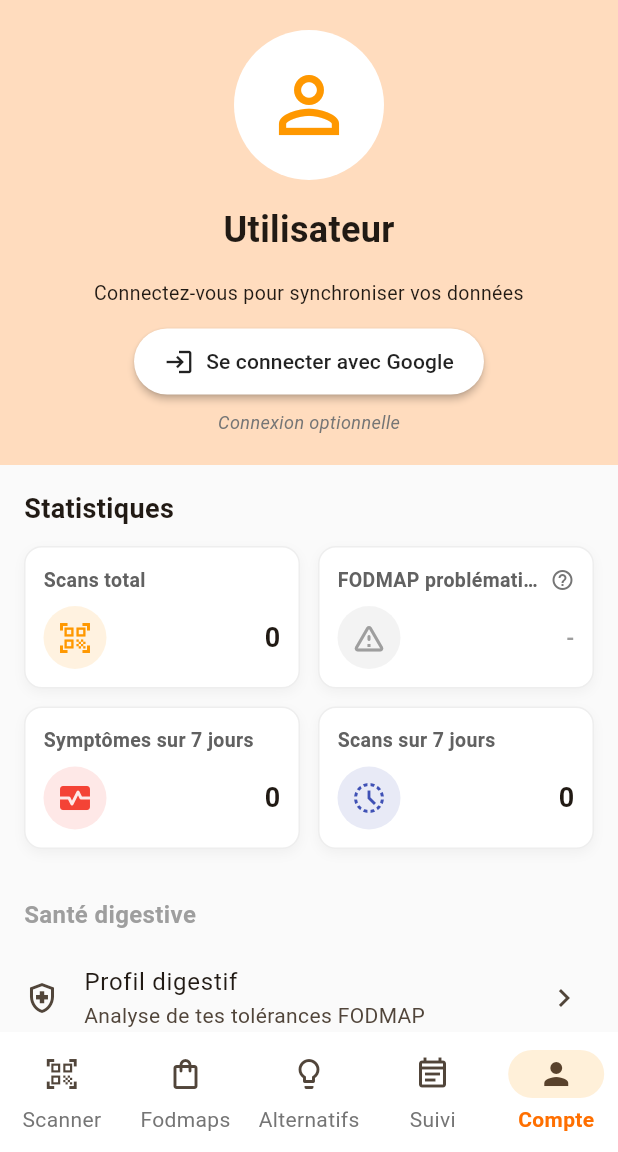
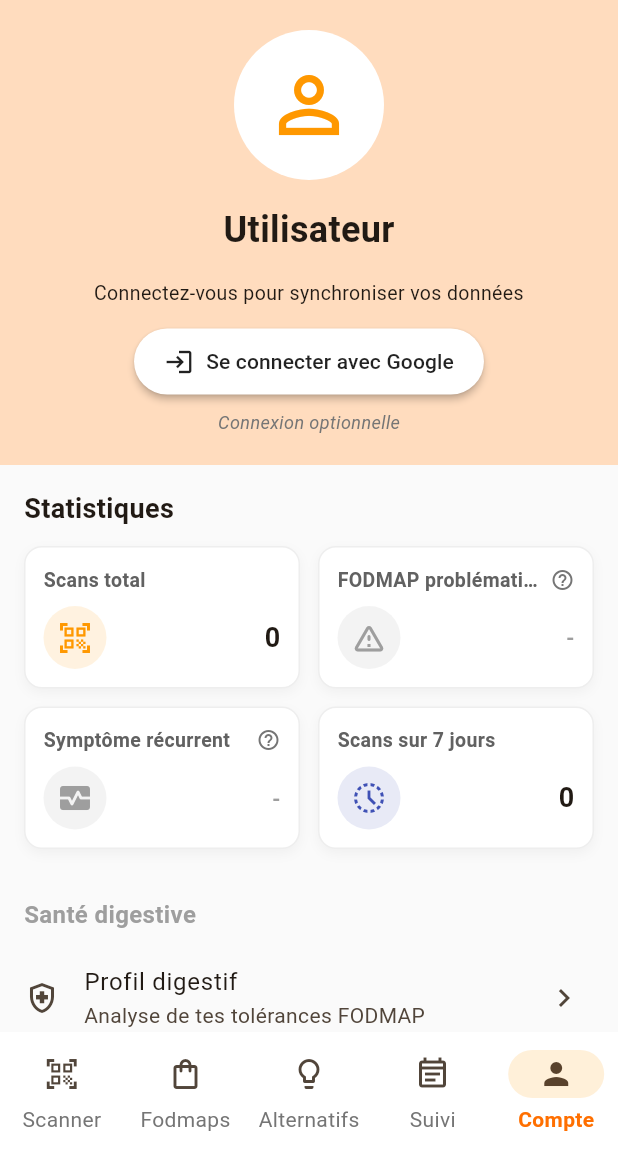
Before and after one commit to Wixit89/Foadmap_Facile, a Flutter app: the screen it shows after launch, item 5 of the bottom bar chosen, on a phone screen of 412 x 824 dp, the part 84-1236 px from its top. Run offline on Flutter 3.47's test engine with Material 3 defaults, Android fonts, the phone set to English and light mode, and no system bars; our stand-ins replace connectivity_plus, firebase_auth, firebase_core, google_sign_in, shared_preferences, sqflite; missing offline and left inert: mobile_scanner; accounts and stored records are empty; network calls fail.

Commit message:
v1.0 - presque prêt

```diff
--- a/lib/screens/account_screen.dart
+++ b/lib/screens/account_screen.dart
@@ -6,7 +6,6 @@ import 'package:provider/provider.dart';
 import '../services/auth_service.dart';
 import '../services/database_service.dart';
 import '../providers/theme_provider.dart';
-import '../models/symptom_log.dart';
 import 'profile_screen.dart';
 import 'digestive_profile_screen.dart';
 
@@ -23,10 +22,11 @@ class _AccountScreenState extends State<AccountScreen> {
   User? _currentUser;
   bool _statsLoading = true;
   int _totalScans = 0;
-  int _symptoms7d = 0;
   int _scans7d = 0;
   String _topFodmap = '-';
   int _topFodmapCount = 0;
+  String _topSymptom = '-';
+  int _topSymptomCount = 0;
 
   @override
   void initState() {
@@ -116,13 +116,38 @@ class _AccountScreenState extends State<AccountScreen> {
       final symptoms = await _dbService.getAllSymptomLogs();
       final now = DateTime.now();
       final sevenDaysAgo = now.subtract(const Duration(days: 7));
-      int symptomsCount = symptoms.where((SymptomLog log) {
+
+      // Compter chaque type de symptôme sur les 7 derniers jours
+      final Map<String, int> symptomCounts = {
+        'Ballonnements': 0,
+        'Douleurs': 0,
+        'Gaz': 0,
+        'Diarrhée': 0,
+        'Irritabilité': 0,
+      };
+
+      for (final log in symptoms) {
         final d = DateTime(log.date.year, log.date.month, log.date.day);
         final inRange = d.isAfter(sevenDaysAgo) || d.isAtSameMomentAs(sevenDaysAgo);
-        // Exclure les jours marqués "aucun symptôme" uniquement
-        final hasRealSymptoms = log.hasAny && !log.hasNoSymptoms;
-        return inRange && hasRealSymptoms;
-      }).length;
+        if (!inRange || log.hasNoSymptoms) continue;
+
+        if (log.hasBloating) symptomCounts['Ballonnements'] = symptomCounts['Ballonnements']! + 1;
+        if (log.hasPain) symptomCounts['Douleurs'] = symptomCounts['Douleurs']! + 1;
+        if (log.hasGas) symptomCounts['Gaz'] = symptomCounts['Gaz']! + 1;
+        if (log.hasDiarrhea) symptomCounts['Diarrhée'] = symptomCounts['Diarrhée']! + 1;
+        if (log.hasIrritability) symptomCounts['Irritabilité'] = symptomCounts['Irritabilité']! + 1;
+      }
+
+      // Trouver le symptôme le plus récurrent
+      String topSymptom = '-';
+      int topSymptomCnt = 0;
+      symptomCounts.forEach((name, count) {
+        if (count > topSymptomCnt) {
+          topSymptomCnt = count;
+          topSymptom = name;
+        }
+      });
+
       int scansCount7d = scans.where((s) {
         final d = DateTime(s.scannedAt.year, s.scannedAt.month, s.scannedAt.day);
         return d.isAfter(sevenDaysAgo) || d.isAtSameMomentAs(sevenDaysAgo);
@@ -190,10 +215,11 @@ class _AccountScreenState extends State<AccountScreen> {
       if (!mounted) return;
       setState(() {
         _totalScans = total;
-        _symptoms7d = symptomsCount;
         _scans7d = scansCount7d;
         _topFodmap = topFodmap;
         _topFodmapCount = topCount;
+        _topSymptom = topSymptom;
+        _topSymptomCount = topSymptomCnt;
         _statsLoading = false;
       });
     } catch (e) {
@@ -375,12 +401,7 @@ class _AccountScreenState extends State<AccountScreen> {
                               ),
                               SizedBox(
                                 width: itemWidth,
-                                child: _buildStatCard(
-                                  icon: Icons.monitor_heart,
-                                  title: 'Symptômes sur 7 jours',
-                                  value: '$_symptoms7d',
-                                  color: Colors.red,
-                                ),
+                                child: _buildTopSymptomCard(),
                               ),
                               SizedBox(
                                 width: itemWidth,
@@ -967,4 +988,114 @@ class _AccountScreenState extends State<AccountScreen> {
       ),
     );
   }
+
+  Widget _buildTopSymptomCard() {
+    final hasData = _topSymptom != '-' && _topSymptomCount > 0;
+    final cardColor = hasData ? Colors.red : Colors.grey;
+
+    return Container(
+      padding: const EdgeInsets.all(12),
+      decoration: BoxDecoration(
+        color: Colors.white,
+        borderRadius: BorderRadius.circular(12),
+        border: Border.all(color: Colors.grey[200]!),
+        boxShadow: [
+          BoxShadow(
+            color: Colors.black.withOpacity(0.04),
+            blurRadius: 6,
+            offset: const Offset(0, 3),
+          ),
+        ],
+      ),
+      child: Column(
+        crossAxisAlignment: CrossAxisAlignment.start,
+        children: [
+          Row(
+            children: [
+              Expanded(
+                child: Text(
+                  'Symptôme récurrent',
+                  style: TextStyle(
+                    fontSize: 13,
+                    fontWeight: FontWeight.w600,
+                    color: Colors.grey[700],
+                  ),
+                  overflow: TextOverflow.ellipsis,
+                ),
+              ),
+              const SizedBox(width: 4),
+              GestureDetector(
+                onTap: () {
+                  showDialog(
+                    context: context,
+                    builder: (context) {
+                      return AlertDialog(
+                        title: const Text('Symptôme récurrent'),
+                        content: const Text(
+                          'Ce symptôme est celui qui revient le plus souvent '
+                          'dans vos enregistrements des 7 derniers jours. '
+                          'Identifier vos symptômes récurrents peut aider à mieux cibler les aliments problématiques.',
+                        ),
+                        actions: [
+                          TextButton(
+                            onPressed: () => Navigator.pop(context),
+                            child: const Text('OK'),
+                          ),
+                        ],
+                      );
+                    },
+                  );
+                },
+                child: Icon(
+                  Icons.help_outline,
+                  size: 16,
+                  color: Colors.grey[600],
+                ),
+              ),
+            ],
+          ),
+          const SizedBox(height: 8),
+          Row(
+            children: [
+              Container(
+                width: 42,
+                height: 42,
+                decoration: BoxDecoration(
+                  color: cardColor.withOpacity(0.12),
+                  shape: BoxShape.circle,
+                ),
+                child: Icon(Icons.monitor_heart, color: cardColor),
+              ),
+              const SizedBox(width: 10),
+              Expanded(
+                child: Column(
+                  crossAxisAlignment: CrossAxisAlignment.end,
+                  children: [
+                    Text(
+                      _topSymptom,
+                      maxLines: 1,
+                      overflow: TextOverflow.ellipsis,
+                      style: TextStyle(
+                        fontSize: 14,
+                        fontWeight: FontWeight.bold,
+                        color: cardColor,
+                      ),
+                    ),
+                    if (hasData)
+                      Text(
+                        '$_topSymptomCount fois en 7j',
+                        style: TextStyle(
+                          fontSize: 11,
+                          color: Colors.grey[600],
+                        ),
+                      ),
+                  ],
+                ),
+              ),
+            ],
+          ),
+        ],
+      ),
+    );
+  }
 }
```
